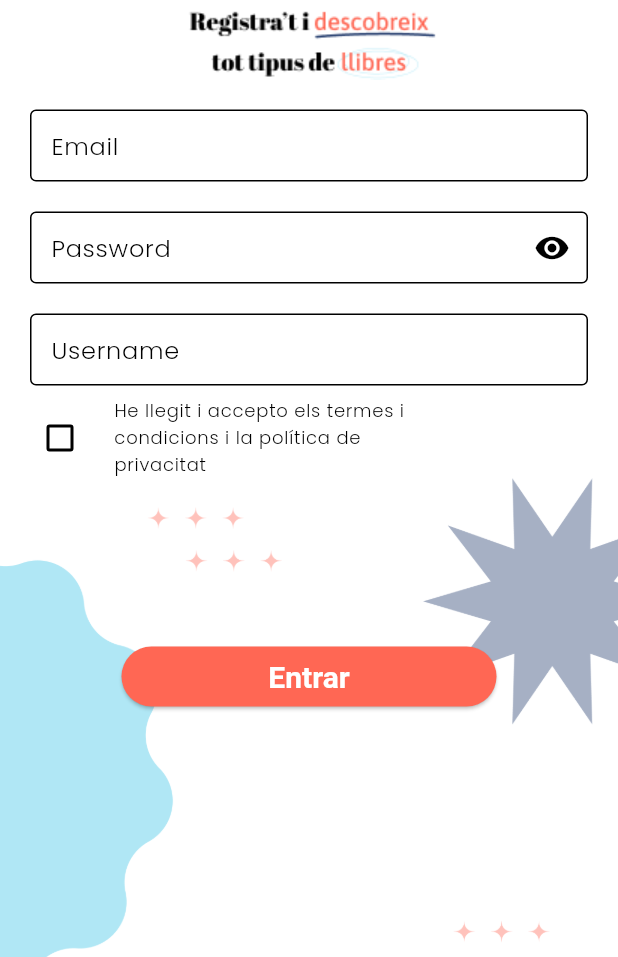
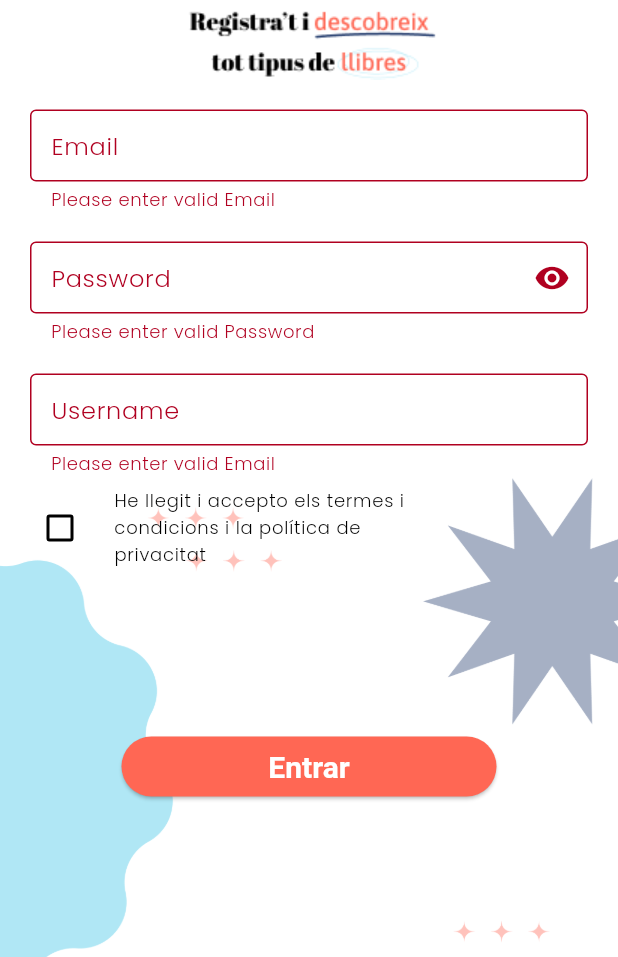
Before and after one commit to DanPiMu/BookRiver, a Flutter app: the RegisterScreen screen opened by its route, after a tap on "Entrar", on a phone screen of 412 x 824 dp, the part 279-1236 px from its top. Run offline on Flutter 3.47's test engine with Material 2 defaults, Android fonts, the phone set to English and light mode, and no system bars; our stand-ins replace carousel_slider, dio, percent_indicator, shared_preferences; missing offline and left inert: dart:ffi; accounts and stored records are empty.

Commit message:
Pequeños error de front

```diff
--- a/lib/src/api/api_routes.dart
+++ b/lib/src/api/api_routes.dart
@@ -1,4 +1,5 @@
 final Map<String, String> routes = {
   "login": "/login",
-  "user":"/user"
+  "user":"/user",
+  "sign_in":"/register"
 };
--- a/lib/src/api/request_helper.dart
+++ b/lib/src/api/request_helper.dart
@@ -9,10 +9,12 @@ class RequestProvider {
 
   ApiClient _apiClient = ApiClient();
 
+
+
   Future<dynamic> testingRequest() async {
 
     try{
-      return _apiClient.testingRequest();
+      return true;
     }on ApiException catch(ae){
       rethrow;
     }
--- a/lib/src/ui/screens/inicioScreens/register.dart
+++ b/lib/src/ui/screens/inicioScreens/register.dart
@@ -1,4 +1,10 @@
+import 'dart:ffi';
+
+import 'package:book_river/src/api/api_client.dart';
+import 'package:book_river/src/api/api_exception.dart';
+import 'package:book_river/src/utils/user_helper_plantilla.dart';
 import 'package:flutter/material.dart';
+import 'package:shared_preferences/shared_preferences.dart';
 
 import '../../../config/app_colors.dart';
 
@@ -10,11 +16,32 @@ class RegisterScreen extends StatefulWidget {
 }
 
 class _RegisterScreenState extends State<RegisterScreen> {
+
+
   final _formKey = GlobalKey<FormState>();
   bool isChecked = false;
+  TextEditingController _emailController = TextEditingController();
+  TextEditingController _passwordController = TextEditingController();
+  TextEditingController _usernameController = TextEditingController();
+
+  Future<bool> _savePreferences() async {
+    try{
+      bool aux = await UserHelper.register({
+        "email" :_emailController.text,
+        "password":_passwordController.text,
+        "username" :_usernameController.text
+      });
+      return aux;
+    } on ApiException catch(ae){
+      ae.printDetails();
+    }
+    return false;
+  }
 
   @override
   Widget build(BuildContext context) {
+
+
     return Stack(
       children: [
         Container(
@@ -30,7 +57,7 @@ class _RegisterScreenState extends State<RegisterScreen> {
         ),
         GestureDetector(
           onTap: () {
-            FocusScope.of(context).unfocus();
+            //FocusScope.of(context).unfocus();
           },
           child: Scaffold(
             appBar: AppBar(
@@ -39,7 +66,6 @@ class _RegisterScreenState extends State<RegisterScreen> {
                 color: Colors.black, //change your color here
               ),
               backgroundColor: Colors.transparent,
-              //backgroundColor: Color(0x44000000),
               elevation: 0,
             ),
             backgroundColor: Colors.transparent,
@@ -73,7 +99,7 @@ class _RegisterScreenState extends State<RegisterScreen> {
                         child: Column(
                           children: [
                             TextFormField(
-                              //controller: _emailController,
+                              controller: _emailController ,
                               decoration: const InputDecoration(
                                 contentPadding: EdgeInsets.symmetric(
                                     vertical: 10.0, horizontal: 10.0),
@@ -100,7 +126,7 @@ class _RegisterScreenState extends State<RegisterScreen> {
                             TextFormField(
                               obscureText: true,
                               obscuringCharacter: "*",
-                              //controller: _emailController,
+                              controller: _passwordController,
                               decoration: const InputDecoration(
                                 contentPadding: const EdgeInsets.symmetric(
                                     vertical: 10.0, horizontal: 10.0),
@@ -125,6 +151,7 @@ class _RegisterScreenState extends State<RegisterScreen> {
                               height: 20,
                             ),
                             TextFormField(
+                              controller: _usernameController,
                               decoration: const InputDecoration(
                                   contentPadding: EdgeInsets.symmetric(
                                       vertical: 10.0, horizontal: 10.0),
@@ -137,9 +164,9 @@ class _RegisterScreenState extends State<RegisterScreen> {
                                 if (value?.isEmpty ?? true) {
                                   return 'Please enter valid Email';
                                 }
-                                if (!RegExp(r'^\d{9}$').hasMatch(value!)) {
+                                /*if (!RegExp(r'^\d{3}$').hasMatch(value!)) {
                                   return 'Enter a valid password with 9 characters';
-                                }
+                                }*/
                                 return null;
                               },
                               //onSaved: ,
@@ -180,7 +207,16 @@ class _RegisterScreenState extends State<RegisterScreen> {
                 const SizedBox(
                   height: 100,
                 ),
-                ElevatedButton(onPressed: () {}, child: const Text('Entrar')),
+                ElevatedButton(onPressed: ()async {
+                  if(_formKey.currentState!.validate()){
+                    bool aux = await _savePreferences();
+                    if(aux){
+                      print("dentro");
+                    }else{
+                      print("no entro");
+                    }
+                  }
+                }, child: const Text('Entrar')),
               ],
             )),
           ),
```
Also changed, not shown: lib/src/api/api_client.dart (+46 -22 lines), lib/src/ui/screens/inicioScreens/login.dart (+33 -8 lines), lib/src/utils/user_helper_plantilla.dart (+35 -1 lines). Lines whose indentation alone changed are shown as unchanged.
